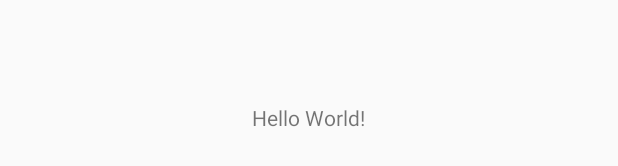
After one commit to baurine/architecture-components-study, an Android app: the layout activity_location.xml on its own in the app's theme, with its tools: preview values and no code run, on a phone screen of 412 x 824 dp. The commit adds this screen. Shown: the part 500-666 px from the top of the screen. Run offline under Robolectric (Android 15) with nearby library versions, the phone set to English and light mode, and no system bars.

Commit message:
Add LocationActivity

```diff
--- a/LifecycleAwareSample/app/src/main/AndroidManifest.xml
+++ b/LifecycleAwareSample/app/src/main/AndroidManifest.xml
@@ -16,6 +16,7 @@
                 <category android:name="android.intent.category.LAUNCHER"/>
             </intent-filter>
         </activity>
+        <activity android:name=".LocationActivity"/>
     </application>
 
 </manifest>
--- /dev/null
+++ b/LifecycleAwareSample/app/src/main/res/layout/activity_location.xml
@@ -0,0 +1,17 @@
+<?xml version="1.0" encoding="utf-8"?>
+<RelativeLayout
+    android:id="@+id/activity_main"
+    xmlns:android="http://schemas.android.com/apk/res/android"
+    android:layout_width="match_parent"
+    android:layout_height="match_parent"
+    android:padding="16dp">
+
+    <TextView
+        android:id="@+id/tv_location"
+        android:layout_width="wrap_content"
+        android:layout_height="wrap_content"
+        android:layout_centerHorizontal="true"
+        android:layout_centerVertical="true"
+        android:text="Hello World!"/>
+
+</RelativeLayout>
```
Also changed, not shown: LifecycleAwareSample/app/src/main/java/com/baurine/lifecycleawaresample/LocationActivity.java (added, +24 -0 lines), LifecycleAwareSample/app/src/main/java/com/baurine/lifecycleawaresample/MainActivity.java (+7 -0 lines), LifecycleAwareSample/app/src/main/res/layout/activity_main.xml (+11 -2 lines).
